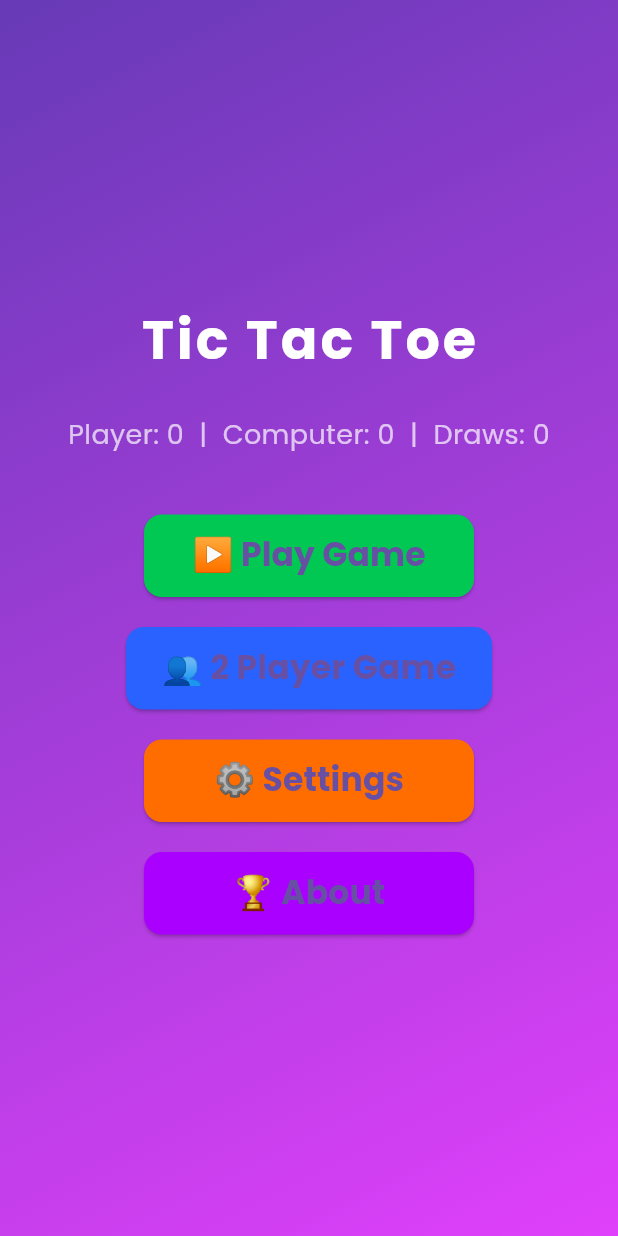
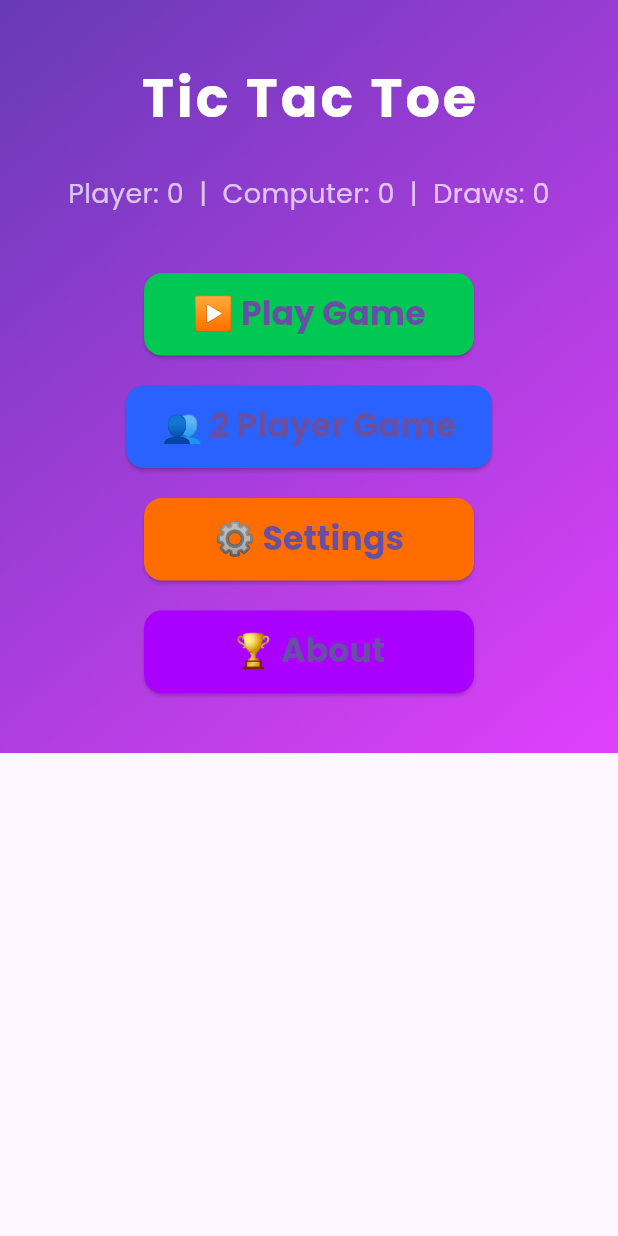
Before and after one commit to work-piyush006/tictactoe, a Flutter app: the screen it shows after launch, on a phone screen of 412 x 824 dp. Run offline on Flutter 3.47's test engine with Material 3 defaults, Android fonts, the phone set to English and light mode, and no system bars; our stand-ins replace audioplayers, confetti, shared_preferences.

Commit message:
Update main.dart

```diff
--- a/lib/main.dart
+++ b/lib/main.dart
@@ -23,8 +23,6 @@ class TicTacToeApp extends StatelessWidget {
   }
 }
 
-// ================== SPLASH SCREEN ==================
-
 class SplashScreen extends StatefulWidget {
   @override
   _SplashScreenState createState() => _SplashScreenState();
@@ -40,10 +38,10 @@ class _SplashScreenState extends State<SplashScreen>
   void initState() {
     super.initState();
 
-    // ======== AUDIO PLAYER ========
+    // ======== AUDIO PLAYER (Reliable BGM) ========
     bgmPlayer = AudioPlayer();
     bgmPlayer.setReleaseMode(ReleaseMode.loop);
-    bgmPlayer.play(AssetSource("assets/bgm.mp3")); // Ensure asset path is correct
+    playBGM();
 
     // ======== ANIMATION ========
     _controller = AnimationController(
@@ -77,10 +75,19 @@ class _SplashScreenState extends State<SplashScreen>
     });
   }
 
+  // Reliable BGM play using try-catch
+  void playBGM() async {
+    try {
+      await bgmPlayer.play(AssetSource('bgm.mp3'));
+    } catch (e) {
+      print("Error playing BGM: $e");
+    }
+  }
+
   @override
   void dispose() {
     _controller.dispose();
-    // Do NOT dispose bgmPlayer here, HomeScreen will use it
+    // Do NOT dispose bgmPlayer here, HomeScreen will continue using it
     super.dispose();
   }
 
@@ -120,7 +127,6 @@ class _SplashScreenState extends State<SplashScreen>
     );
   }
 }
-
 // ================== HOME SCREEN ==================
 
 class HomeScreen extends StatefulWidget {
@@ -136,6 +142,7 @@ class HomeScreen extends StatefulWidget {
 class _HomeScreenState extends State<HomeScreen> with WidgetsBindingObserver {
   int playerWins = 0, computerWins = 0, draws = 0;
   late VoidCallback _bgmListener;
+  final AudioPlayer sfxPlayer = AudioPlayer(); // For Tap/Celebration/Draw
 
   @override
   void initState() {
@@ -143,19 +150,25 @@ class _HomeScreenState extends State<HomeScreen> with WidgetsBindingObserver {
     WidgetsBinding.instance.addObserver(this);
     loadScores();
 
-    // Listener for BGM
+    // Async-safe listener for BGM
     _bgmListener = () {
-      if (widget.bgmNotifier.value) {
-        widget.bgmPlayer.resume();
-      } else {
-        widget.bgmPlayer.pause();
+      Future.microtask(() async {
+        var state = await widget.bgmPlayer.getState();
+        if (widget.bgmNotifier.value && state != PlayerState.playing) {
+          await widget.bgmPlayer.resume();
+        } else if (!widget.bgmNotifier.value) {
+          await widget.bgmPlayer.pause();
         }
+      });
     };
     widget.bgmNotifier.addListener(_bgmListener);
 
-    // Ensure BGM plays immediately when HomeScreen opens
-    WidgetsBinding.instance.addPostFrameCallback((_) {
-      if (widget.bgmNotifier.value) widget.bgmPlayer.resume();
+    // Play BGM immediately if enabled
+    WidgetsBinding.instance.addPostFrameCallback((_) async {
+      var state = await widget.bgmPlayer.getState();
+      if (widget.bgmNotifier.value && state != PlayerState.playing) {
+        await widget.bgmPlayer.resume();
+      }
     });
   }
 
@@ -163,15 +176,19 @@ class _HomeScreenState extends State<HomeScreen> with WidgetsBindingObserver {
   void dispose() {
     WidgetsBinding.instance.removeObserver(this);
     widget.bgmNotifier.removeListener(_bgmListener);
+    sfxPlayer.dispose(); // Dispose SFX player
     super.dispose();
   }
 
   @override
-  void didChangeAppLifecycleState(AppLifecycleState state) {
+  void didChangeAppLifecycleState(AppLifecycleState state) async {
     if (state == AppLifecycleState.paused) {
-      widget.bgmPlayer.pause();
+      await widget.bgmPlayer.pause();
     } else if (state == AppLifecycleState.resumed) {
-      if (widget.bgmNotifier.value) widget.bgmPlayer.resume();
+      var statePlayer = await widget.bgmPlayer.getState();
+      if (widget.bgmNotifier.value && statePlayer != PlayerState.playing) {
+        await widget.bgmPlayer.resume();
+      }
     }
   }
 
@@ -186,107 +203,147 @@ class _HomeScreenState extends State<HomeScreen> with WidgetsBindingObserver {
 
   void navigateTo(Widget screen) {
     Navigator.push(context, MaterialPageRoute(builder: (_) => screen))
-        .then((_) {
-      if (widget.bgmNotifier.value) widget.bgmPlayer.resume();
+        .then((_) async {
+      var statePlayer = await widget.bgmPlayer.getState();
+      if (widget.bgmNotifier.value && statePlayer != PlayerState.playing) {
+        await widget.bgmPlayer.resume();
+      }
       loadScores();
     });
+  }
+
+  // Helper for button styling
+  ButtonStyle menuButton(Color color) {
+    return ElevatedButton.styleFrom(
+      minimumSize: Size(220, 55),
+      backgroundColor: color,
+      shape: RoundedRectangleBorder(borderRadius: BorderRadius.circular(12)),
+    );
+  }
+
+  // Helper to play SFX
+  Future<void> playSfx(String assetPath) async {
+    try {
+      await sfxPlayer.stop(); // Stop previous sound
+      await sfxPlayer.play(AssetSource(assetPath));
+    } catch (e) {
+      print("SFX error: $e");
+    }
   }
 
   @override
   Widget build(BuildContext context) {
     return Scaffold(
-      body: Container(
+      body: SafeArea(
+        child: Container(
+          width: double.infinity,
           decoration: BoxDecoration(
             gradient: LinearGradient(
               colors: [Colors.deepPurple, Colors.purpleAccent],
               begin: Alignment.topLeft,
-                end: Alignment.bottomRight)),
+              end: Alignment.bottomRight,
+            ),
+          ),
+          child: SingleChildScrollView(
             child: Center(
+              child: Padding(
+                padding:
+                    const EdgeInsets.symmetric(vertical: 40, horizontal: 16),
                 child: Column(
                   mainAxisAlignment: MainAxisAlignment.center,
                   children: [
-              Text("Tic Tac Toe",
+                    Text(
+                      "Tic Tac Toe",
                       style: TextStyle(
                         color: Colors.white,
                         fontSize: 36,
                         fontWeight: FontWeight.bold,
-                      letterSpacing: 2)),
+                        letterSpacing: 2,
+                      ),
+                    ),
                     SizedBox(height: 25),
                     Text(
                       "Player: $playerWins  |  Computer: $computerWins  |  Draws: $draws",
                       style: TextStyle(color: Colors.white70, fontSize: 18),
+                      textAlign: TextAlign.center,
                     ),
                     SizedBox(height: 40),
                     ElevatedButton(
-                onPressed: () => navigateTo(
+                      onPressed: () {
+                        playSfx("sounds/tap.mp3"); // Example SFX
+                        navigateTo(
                           ModeSelectionScreen(
                             bgmPlayer: widget.bgmPlayer,
-                    bgmNotifier: widget.bgmNotifier, // required
+                            bgmNotifier: widget.bgmNotifier,
                           ),
+                        );
+                      },
+                      style: menuButton(Colors.greenAccent.shade700),
+                      child: Text(
+                        "▶ Play Game",
+                        style: TextStyle(
+                            fontSize: 22, fontWeight: FontWeight.bold),
                       ),
-                style: ElevatedButton.styleFrom(
-                    minimumSize: Size(220, 55),
-                    backgroundColor: Colors.greenAccent.shade700,
-                    shape: RoundedRectangleBorder(
-                        borderRadius: BorderRadius.circular(12))),
-                child: Text("▶ Play Game",
-                    style:
-                        TextStyle(fontSize: 22, fontWeight: FontWeight.bold)),
                     ),
                     SizedBox(height: 20),
                     ElevatedButton(
-                onPressed: () => navigateTo(
+                      onPressed: () {
+                        playSfx("sounds/tap.mp3"); // Example SFX
+                        navigateTo(
                           TwoPlayerSymbolSelectionScreen(
                             bgmPlayer: widget.bgmPlayer,
-                    bgmNotifier: widget.bgmNotifier, // required
+                            bgmNotifier: widget.bgmNotifier,
                           ),
+                        );
+                      },
+                      style: menuButton(Colors.blueAccent.shade700),
+                      child: Text(
+                        "👥 2 Player Game",
+                        style: TextStyle(
+                            fontSize: 22, fontWeight: FontWeight.bold),
                       ),
-                style: ElevatedButton.styleFrom(
-                    minimumSize: Size(220, 55),
-                    backgroundColor: Colors.blueAccent.shade700,
-                    shape: RoundedRectangleBorder(
-                        borderRadius: BorderRadius.circular(12))),
-                child: Text("👥 2 Player Game",
-                    style:
-                        TextStyle(fontSize: 22, fontWeight: FontWeight.bold)),
                     ),
                     SizedBox(height: 20),
                     ElevatedButton(
-                onPressed: () => navigateTo(
+                      onPressed: () {
+                        playSfx("sounds/tap.mp3"); // Example SFX
+                        navigateTo(
                           SettingsScreen(
                             bgmPlayer: widget.bgmPlayer,
-                    bgmNotifier: widget.bgmNotifier, // required
+                            bgmNotifier: widget.bgmNotifier,
                           ),
+                        );
+                      },
+                      style: menuButton(Colors.orangeAccent.shade700),
+                      child: Text(
+                        "⚙ Settings",
+                        style: TextStyle(
+                            fontSize: 22, fontWeight: FontWeight.bold),
                       ),
-                style: ElevatedButton.styleFrom(
-                    minimumSize: Size(220, 55),
-                    backgroundColor: Colors.orangeAccent.shade700,
-                    shape: RoundedRectangleBorder(
-                        borderRadius: BorderRadius.circular(12))),
-                child: Text("⚙ Settings",
-                    style:
-                        TextStyle(fontSize: 22, fontWeight: FontWeight.bold)),
                     ),
                     SizedBox(height: 20),
                     ElevatedButton(
-                onPressed: () => navigateTo(AboutScreen()),
-                style: ElevatedButton.styleFrom(
-                    minimumSize: Size(220, 55),
-                    backgroundColor: Colors.purpleAccent.shade700,
-                    shape: RoundedRectangleBorder(
-                        borderRadius: BorderRadius.circular(12))),
-                child: Text("🏆 About",
-                    style:
-                        TextStyle(fontSize: 22, fontWeight: FontWeight.bold)),
+                      onPressed: () {
+                        playSfx("sounds/tap.mp3"); // Example SFX
+                        navigateTo(AboutScreen());
+                      },
+                      style: menuButton(Colors.purpleAccent.shade700),
+                      child: Text(
+                        "🏆 About",
+                        style: TextStyle(
+                            fontSize: 22, fontWeight: FontWeight.bold),
+                      ),
                     ),
                   ],
+                ),
+              ),
+            ),
           ),
         ),
       ),
     );
   }
 }
-
 // ================= PART 1: SETTINGS + ABOUT =================
 
 class SettingsScreen extends StatefulWidget {
@@ -629,7 +686,7 @@ class TwoPlayerSymbolSelectionScreen extends StatelessWidget {
   }
 }
 
-// ================= Fully Fixed GameScreen =================
+// ================= Fully Fixed GameScreen with Reliable Audio =================
 class GameScreen extends StatefulWidget {
   final bool vsComputer;
   final String playerSymbol;
@@ -660,20 +717,18 @@ class _GameScreenState extends State<GameScreen> with TickerProviderStateMixin {
 
   int playerWins = 0, computerWins = 0, draws = 0;
 
-  // Timer
   int seconds = 10;
   Timer? turnTimer;
 
   TextEditingController player1Controller = TextEditingController();
   TextEditingController player2Controller = TextEditingController();
 
-  // Confetti
   late ConfettiController confettiController;
 
   // Audio
+  late AudioPlayer tapPlayer;
   late AudioPlayer sfxPlayer;
 
-  // Glow animation
   late AnimationController glowController;
   late Animation<double> glowAnimation;
 
@@ -688,6 +743,7 @@ class _GameScreenState extends State<GameScreen> with TickerProviderStateMixin {
     player2Controller.text =
         widget.vsComputer ? "${widget.difficulty} AI" : "Player 2";
 
+    tapPlayer = AudioPlayer();
     sfxPlayer = AudioPlayer();
     confettiController = ConfettiController(duration: Duration(seconds: 2));
 
@@ -705,13 +761,15 @@ class _GameScreenState extends State<GameScreen> with TickerProviderStateMixin {
     loadScores();
     startTurnTimer();
 
-    // stop BGM on game screen
+    // ====== BGM Setup ======
+    widget.bgmPlayer.setReleaseMode(ReleaseMode.loop);
     if (widget.bgmNotifier.value) widget.bgmPlayer.pause();
-
     widget.bgmNotifier.addListener(() {
       if (!mounted) return;
-      if (widget.bgmNotifier.value) widget.bgmPlayer.resume();
-      else widget.bgmPlayer.pause();
+      if (widget.bgmNotifier.value)
+        widget.bgmPlayer.resume();
+      else
+        widget.bgmPlayer.pause();
     });
 
     // Computer first move if applicable
@@ -725,6 +783,7 @@ class _GameScreenState extends State<GameScreen> with TickerProviderStateMixin {
     turnTimer?.cancel();
     glowController.dispose();
     confettiController.dispose();
+    tapPlayer.dispose();
     sfxPlayer.dispose();
     player1Controller.dispose();
     player2Controller.dispose();
@@ -750,7 +809,6 @@ class _GameScreenState extends State<GameScreen> with TickerProviderStateMixin {
     prefs.setInt("draws", draws);
   }
 
-  // ------------------- Timer -------------------
   void startTurnTimer() {
     turnTimer?.cancel();
     setState(() => seconds = 10);
@@ -758,15 +816,14 @@ class _GameScreenState extends State<GameScreen> with TickerProviderStateMixin {
     turnTimer = Timer.periodic(Duration(seconds: 1), (timer) async {
       if (!mounted) return;
 
-      if (seconds <= 3 && seconds > 0 && widget.bgmNotifier.value) {
-        await sfxPlayer.play(AssetSource('Tap.mp3'), mode: PlayerMode.lowLatency);
+      if (seconds <= 3 && seconds > 0) {
+        tapPlayer.stop();
+        await tapPlayer.play(AssetSource('Tap.mp3'), mode: PlayerMode.lowLatency);
       }
 
       setState(() => seconds--);
 
-      if (seconds <= 0) {
-        nextTurn();
-      }
+      if (seconds <= 0) nextTurn();
     });
   }
 
@@ -775,20 +832,23 @@ class _GameScreenState extends State<GameScreen> with TickerProviderStateMixin {
     if (!gameOver) startTurnTimer();
   }
 
+  void playTap() async {
+    tapPlayer.stop();
+    await tapPlayer.play(AssetSource('Tap.mp3'), mode: PlayerMode.lowLatency);
+  }
+
   void playSfx(String file) async {
-    if (widget.bgmNotifier.value) {
+    sfxPlayer.stop();
     await sfxPlayer.play(AssetSource(file), mode: PlayerMode.lowLatency);
   }
-  }
 
-  // ------------------- Game Logic -------------------
   void makeMove(int index) {
     if (gameOver || board[index] != "") return;
     if (widget.vsComputer && isAITurn) return;
 
     setState(() {
       board[index] = currentPlayer;
-      playSfx('Tap.mp3');
+      playTap();
       checkWinner();
 
       if (!gameOver) {
@@ -849,7 +909,7 @@ class _GameScreenState extends State<GameScreen> with TickerProviderStateMixin {
 
     setState(() {
       board[index] = computerSymbol;
-      playSfx('Tap.mp3');
+      playTap();
       checkWinner();
       if (!gameOver) currentPlayer = playerSymbol;
       isAITurn = false;
@@ -945,10 +1005,11 @@ class _GameScreenState extends State<GameScreen> with TickerProviderStateMixin {
           draws++;
 
         saveScores();
-        if (winner != "Draw")
+
+        if (winner == "Draw")
+          playSfx('draw.mp3');
+        else
           playSfx('Celebration.mp3');
-        else
-          playSfx('draw.mp3');
 
         List<List<int>> patterns = [
           [0, 1, 2],
@@ -1190,7 +1251,6 @@ class _GameScreenState extends State<GameScreen> with TickerProviderStateMixin {
     );
   }
 }
-
 // ================= Smooth Animated Hourglass Painter =================
 class SmoothHourglass extends StatefulWidget {
   final int secondsLeft; // 0-10
```
Lines whose indentation alone changed are shown as unchanged.
